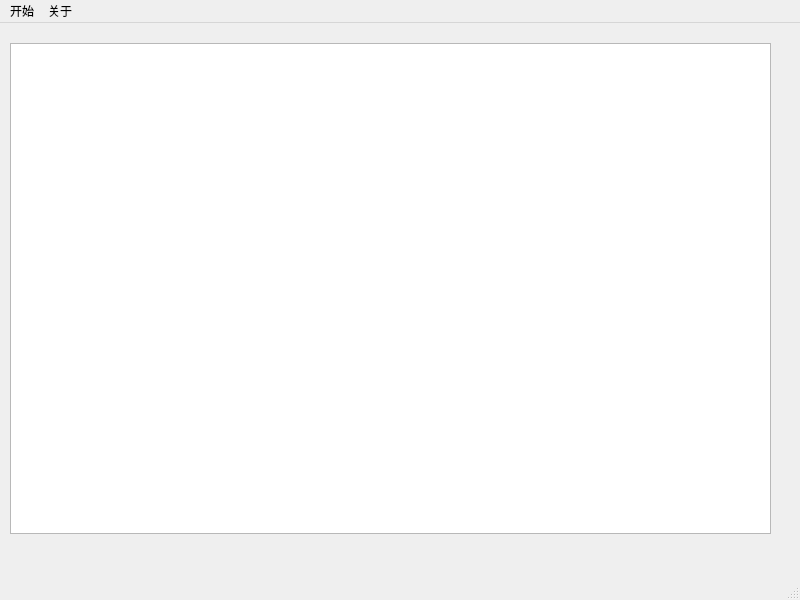
This is Editor/MainWindow.ui in BangJinM/CPPGame as Qt 5 draws it before an edit. The edited form follows.
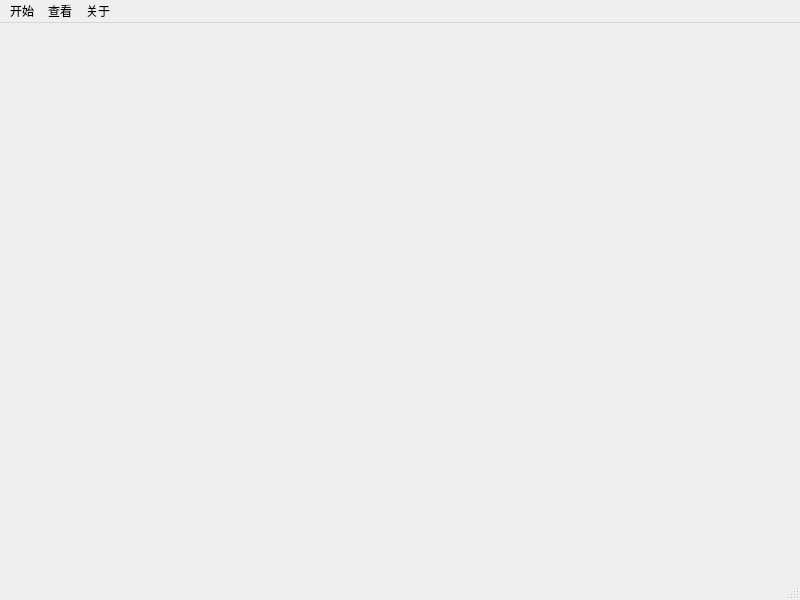
This is the edited form.

Patch:
```diff
--- a/Editor/MainWindow.ui
+++ b/Editor/MainWindow.ui
@@ -14,13 +14,13 @@
    <string>MainWindow</string>
   </property>
   <widget class="QWidget" name="centralwidget">
-   <widget class="QPlainTextEdit" name="plainTextEdit">
+   <widget class="QWidget" name="widget" native="true">
     <property name="geometry">
      <rect>
-      <x>10</x>
-      <y>20</y>
-      <width>761</width>
-      <height>491</height>
+      <x>0</x>
+      <y>0</y>
+      <width>800</width>
+      <height>600</height>
      </rect>
     </property>
    </widget>
@@ -52,7 +52,19 @@
     <addaction name="about"/>
     <addaction name="about_qt"/>
    </widget>
+   <widget class="QMenu" name="menu_show">
+    <property name="title">
+     <string>查看</string>
+    </property>
+    <widget class="QMenu" name="menu_window">
+     <property name="title">
+      <string>视图</string>
+     </property>
+    </widget>
+    <addaction name="menu_window"/>
+   </widget>
    <addaction name="menu"/>
+   <addaction name="menu_show"/>
    <addaction name="menu_2"/>
   </widget>
   <widget class="QStatusBar" name="statusbar"/>
```
Left out of the diff: 5 changed lines with no effect on the pictures.
